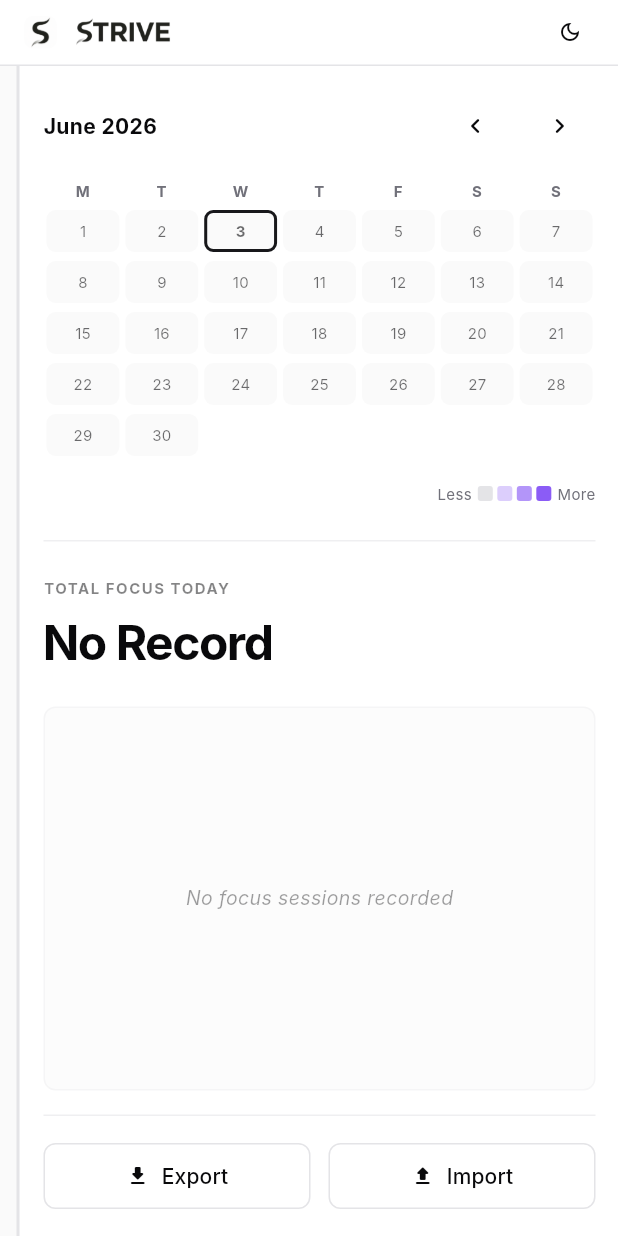
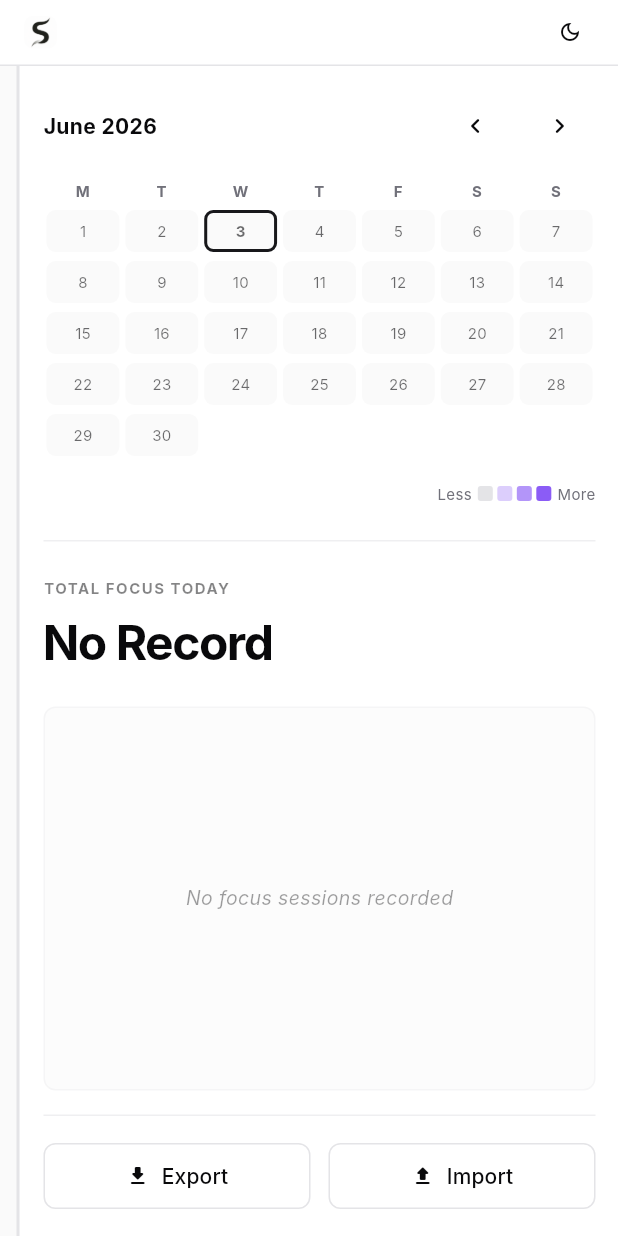
Before and after one commit to MohsinRazza/Strive, a Flutter app: the screen it shows after launch, on a phone screen of 412 x 824 dp. Run offline on Flutter 3.47's test engine with Material 3 defaults, Android fonts, the phone set to English and light mode, and no system bars; our stand-ins replace google_fonts; missing offline and left inert: window_manager; Roboto replaces fonts that are missing (Inter).

Commit message:
Dual logo fix + Clear Record Button

```diff
--- a/lib/design_system.dart
+++ b/lib/design_system.dart
@@ -74,11 +74,12 @@ class AppDesign {
 
   // Typography Styles
   static TextStyle getTimerStyle(AppColors colors) {
-    return GoogleFonts.orbitron(
+    return GoogleFonts.outfit(
       fontSize: 56.0,
-      fontWeight: FontWeight.bold,
+      fontWeight: FontWeight.w300,
       color: colors.foreground,
-      letterSpacing: 2.0,
+      letterSpacing: -2.0,
+      fontFeatures: [const FontFeature.tabularFigures()],
     );
   }
 
--- a/lib/main.dart
+++ b/lib/main.dart
@@ -291,6 +291,55 @@ class _StriveHomeScreenState extends State<StriveHomeScreen> {
     await SessionStorage.saveSessions(updated);
   }
 
+  // Delete all sessions for a specific day (with confirmation dialog)
+  Future<void> _clearDayRecords(DateTime day) async {
+    final colors = widget.isDarkMode ? AppColors.dark : AppColors.light;
+    final isToday = day.year == DateTime.now().year &&
+        day.month == DateTime.now().month &&
+        day.day == DateTime.now().day;
+    final label = isToday ? 'today' : DateFormat('MMM d').format(day);
+
+    final confirmed = await showDialog<bool>(
+      context: context,
+      builder: (ctx) => AlertDialog(
+        backgroundColor: colors.card,
+        surfaceTintColor: Colors.transparent,
+        shape: RoundedRectangleBorder(
+          borderRadius: BorderRadius.circular(AppDesign.borderRadiusCard),
+          side: BorderSide(color: colors.border.withOpacity(0.4)),
+        ),
+        title: Text(
+          'Clear $label?',
+          style: TextStyle(color: colors.foreground, fontWeight: FontWeight.bold, fontSize: 16),
+        ),
+        content: Text(
+          'This will permanently delete all focus sessions recorded for $label. This cannot be undone.',
+          style: TextStyle(color: colors.muted, fontSize: 13, height: 1.5),
+        ),
+        actions: [
+          TextButton(
+            onPressed: () => Navigator.of(ctx).pop(false),
+            child: Text('Cancel', style: TextStyle(color: colors.muted)),
+          ),
+          TextButton(
+            onPressed: () => Navigator.of(ctx).pop(true),
+            child: const Text('Clear', style: TextStyle(color: Colors.redAccent, fontWeight: FontWeight.bold)),
+          ),
+        ],
+      ),
+    );
+
+    if (confirmed == true) {
+      final updated = _sessions.where((s) =>
+        !(s.startTime.year == day.year &&
+          s.startTime.month == day.month &&
+          s.startTime.day == day.day)
+      ).toList();
+      setState(() => _sessions = updated);
+      await SessionStorage.saveSessions(updated);
+    }
+  }
+
   // Export JSON backups (clipboard and file export)
   void _showExportDialog() async {
     final colors = widget.isDarkMode ? AppColors.dark : AppColors.light;
@@ -864,7 +913,7 @@ class _StriveHomeScreenState extends State<StriveHomeScreen> {
                               // Large Digital Clock
                               Text(
                                 _formatSeconds(_secondsElapsed),
-                                style: AppDesign.getTimerStyle(colors).copyWith(fontSize: 96, fontWeight: FontWeight.w900),
+                                style: AppDesign.getTimerStyle(colors).copyWith(fontSize: 96),
                               ),
                               const SizedBox(height: 12),
 
@@ -1110,6 +1159,20 @@ class _StriveHomeScreenState extends State<StriveHomeScreen> {
                                                   ),
                                                 ),
                                               ),
+                                            if (daySessions.isNotEmpty)
+                                              Tooltip(
+                                                message: 'Clear ${isToday ? "today\'s" : DateFormat('MMM d').format(activeDay)} records',
+                                                child: IconButton(
+                                                  onPressed: () => _clearDayRecords(activeDay),
+                                                  icon: const Icon(Icons.delete_outline_rounded, size: 18),
+                                                  color: colors.foreground.withOpacity(0.4),
+                                                  padding: EdgeInsets.zero,
+                                                  constraints: const BoxConstraints(),
+                                                  style: IconButton.styleFrom(
+                                                    hoverColor: Colors.redAccent.withOpacity(0.1),
+                                                  ),
+                                                ),
+                                              ),
                                           ],
                                         ),
                                         const SizedBox(height: 20),
@@ -1516,24 +1579,6 @@ class TitleBar extends StatelessWidget {
                         width: 22,
                       ),
                     ),
-                    const SizedBox(width: 10),
-                    isDarkMode
-                        ? ColorFiltered(
-                            colorFilter: const ColorFilter.matrix(<double>[
-                              -1,  0,  0,  0, 255,
-                               0, -1,  0,  0, 255,
-                               0,  0, -1,  0, 255,
-                               0,  0,  0,  1,   0,
-                            ]),
-                            child: Image.asset(
-                              'assets/images/logo.png',
-                              height: 24,
-                            ),
-                          )
-                        : Image.asset(
-                            'assets/images/logo.png',
-                            height: 24,
-                          ),
                   ],
                 ),
               ),
```
Also changed, not shown: 2 other files.
